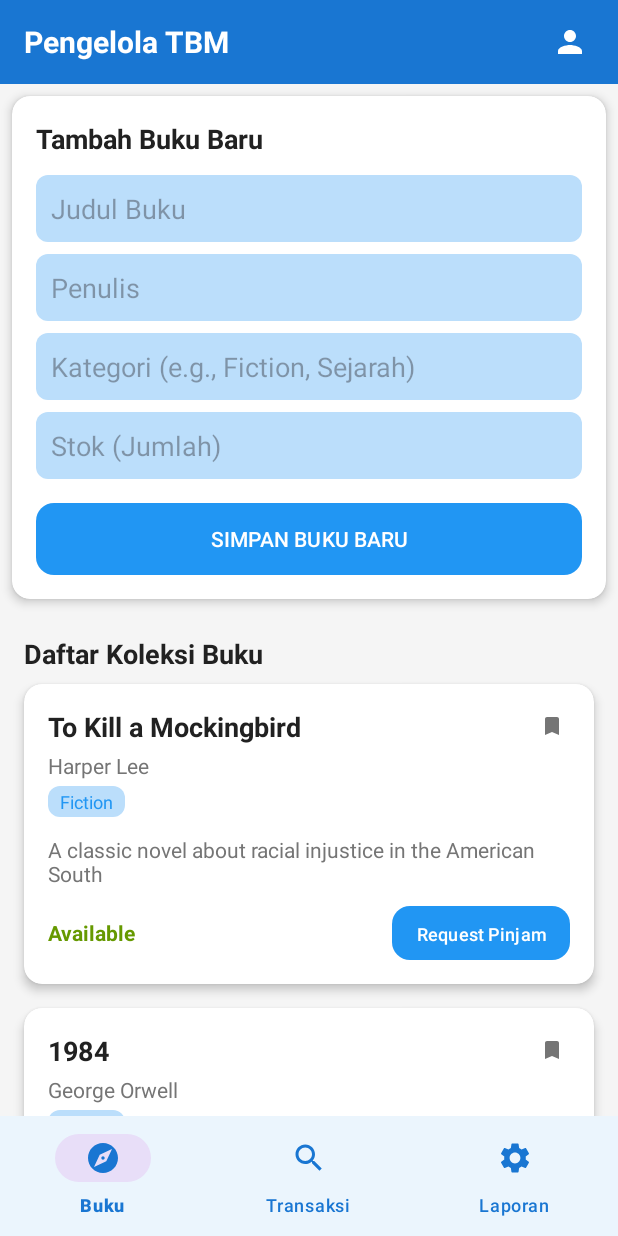
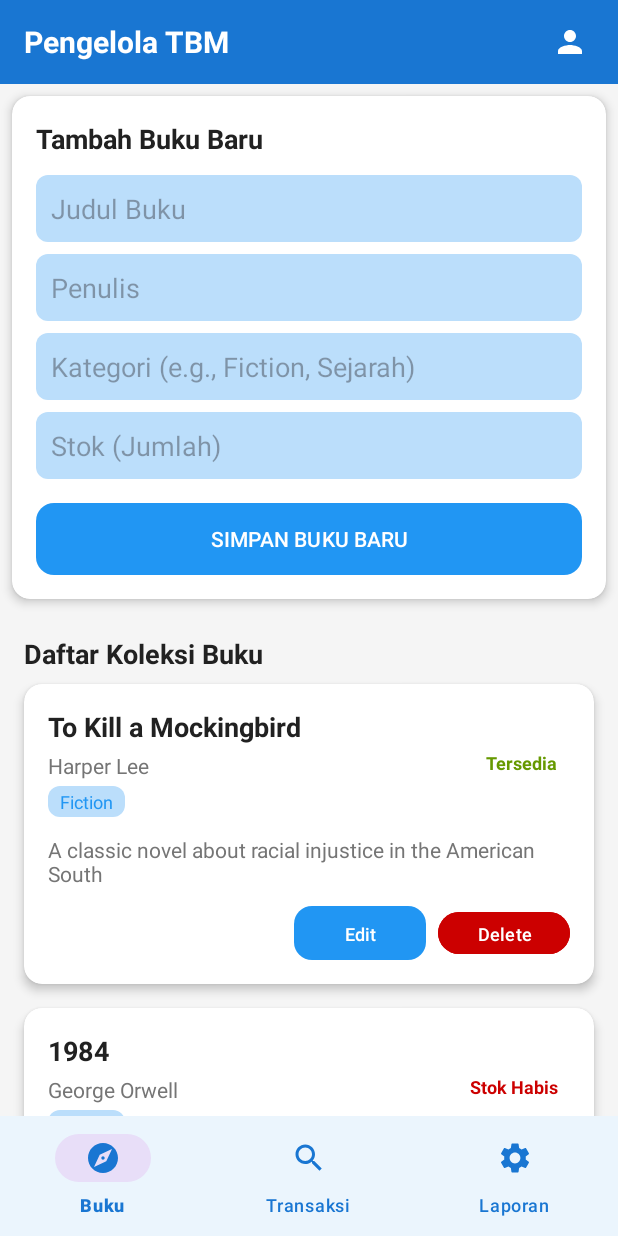
Before and after one commit to CaffeinatedR4t/Project_TamanBacaan, an Android app: the BookManagementFragment screen opened directly, with no data from a screen before it, after a tap on "SIMPAN BUKU BARU", on a phone screen of 412 x 824 dp. Run offline under Robolectric (Android 15) with nearby library versions, the phone set to English and light mode, and no system bars.

Commit message:
Bisa Edit dan Delete Buku

```diff
--- a/app/src/main/AndroidManifest.xml
+++ b/app/src/main/AndroidManifest.xml
@@ -49,6 +49,8 @@
             android:exported="false"
             android:theme="@style/Base.Theme.TamanBacaan" />
 
+        <activity android:name=".activities.EditBookActivity" />
+
         <!-- VerificationActivity -->
         <activity android:name=".activities.VerificationActivity"
             android:exported="false"
--- /dev/null
+++ b/app/src/main/java/com/project/tamanbacaan/adapters/AdminBookAdapter.kt
@@ -0,0 +1,77 @@
+package com.caffeinatedr4t.tamanbacaan.adapters
+
+import android.content.Intent
+import android.view.LayoutInflater
+import android.view.View
+import android.view.ViewGroup
+import android.widget.Button
+import android.widget.TextView
+import androidx.core.content.ContextCompat
+import androidx.recyclerview.widget.RecyclerView
+import com.caffeinatedr4t.tamanbacaan.R
+import com.caffeinatedr4t.tamanbacaan.activities.EditBookActivity
+import com.caffeinatedr4t.tamanbacaan.models.Book
+import com.caffeinatedr4t.tamanbacaan.utils.Constants
+
+class AdminBookAdapter(
+    private val books: List<Book>,
+    private val onDeleteClick: (Book) -> Unit
+) : RecyclerView.Adapter<AdminBookAdapter.AdminBookViewHolder>() {
+
+    override fun onCreateViewHolder(parent: ViewGroup, viewType: Int): AdminBookViewHolder {
+        val view = LayoutInflater.from(parent.context)
+            .inflate(R.layout.item_admin_book, parent, false)
+        return AdminBookViewHolder(view)
+    }
+
+    override fun onBindViewHolder(holder: AdminBookViewHolder, position: Int) {
+        holder.bind(books[position])
+    }
+
+    override fun getItemCount(): Int = books.size
+
+    inner class AdminBookViewHolder(itemView: View) : RecyclerView.ViewHolder(itemView) {
+        private val bookTitle: TextView = itemView.findViewById(R.id.bookTitle)
+        private val bookAuthor: TextView = itemView.findViewById(R.id.bookAuthor)
+        private val bookDescription: TextView = itemView.findViewById(R.id.bookDescription)
+        private val bookCategory: TextView = itemView.findViewById(R.id.bookCategory)
+        private val stockStatus: TextView = itemView.findViewById(R.id.stockStatus)
+        private val btnEdit: Button = itemView.findViewById(R.id.btnEdit)
+        private val btnDelete: Button = itemView.findViewById(R.id.btnDelete)
+
+        fun bind(book: Book) {
+            bookTitle.text = book.title
+            bookAuthor.text = book.author
+            bookDescription.text = book.description
+            bookCategory.text = book.category
+
+            // Display stock status
+            val stockText = when {
+                book.isBorrowed -> "Dipinjam"
+                book.isAvailable -> "Tersedia"
+                else -> "Stok Habis"
+            }
+
+            val stockColor = when {
+                book.isBorrowed -> android.R.color.holo_orange_dark
+                book.isAvailable -> android.R.color.holo_green_dark
+                else -> android.R.color.holo_red_dark
+            }
+
+            stockStatus.text = stockText
+            stockStatus.setTextColor(ContextCompat.getColor(itemView.context, stockColor))
+
+            // Edit button click - Navigate to EditBookActivity
+            btnEdit.setOnClickListener {
+                val intent = Intent(itemView.context, EditBookActivity::class.java)
+                intent.putExtra(Constants.EXTRA_BOOK_ID, book.id)
+                itemView.context.startActivity(intent)
+            }
+
+            // Delete button click
+            btnDelete.setOnClickListener {
+                onDeleteClick(book)
+            }
+        }
+    }
+}
--- a/app/src/main/java/com/project/tamanbacaan/fragments/admin/BookManagementFragment.kt
+++ b/app/src/main/java/com/project/tamanbacaan/fragments/admin/BookManagementFragment.kt
@@ -1,5 +1,7 @@
 package com.caffeinatedr4t.tamanbacaan.fragments.admin
 
+import android.app.Activity
+import android.content.Intent
 import android.os.Bundle
 import android.view.LayoutInflater
 import android.view.View
@@ -8,18 +10,22 @@ import android.widget.Button
 import android.widget.EditText
 import android.widget.TextView
 import android.widget.Toast
+import androidx.activity.result.contract.ActivityResultContracts
+import androidx.appcompat.app.AlertDialog
 import androidx.fragment.app.Fragment
 import androidx.recyclerview.widget.LinearLayoutManager
 import androidx.recyclerview.widget.RecyclerView
 import com.caffeinatedr4t.tamanbacaan.R
-import com.caffeinatedr4t.tamanbacaan.adapters.BookAdapter
+import com.caffeinatedr4t.tamanbacaan.activities.EditBookActivity
+import com.caffeinatedr4t.tamanbacaan.adapters.AdminBookAdapter
 import com.caffeinatedr4t.tamanbacaan.data.BookRepository
 import com.caffeinatedr4t.tamanbacaan.models.Book
+import com.caffeinatedr4t.tamanbacaan.utils.Constants
 
 class BookManagementFragment : Fragment() {
 
     private lateinit var recyclerView: RecyclerView
-    private lateinit var bookAdapter: BookAdapter
+    private lateinit var bookAdapter: AdminBookAdapter
     private val booksList = mutableListOf<Book>()
 
     // Form Views
@@ -30,7 +36,14 @@ class BookManagementFragment : Fragment() {
     private lateinit var etStock: EditText
     private lateinit var btnSaveBook: Button
 
-    private var bookToEdit: Book? = null // Untuk menyimpan buku yang sedang diedit
+    // Activity Result Launcher untuk refresh data setelah edit
+    private val editBookLauncher = registerForActivityResult(
+        ActivityResultContracts.StartActivityForResult()
+    ) { result ->
+        if (result.resultCode == Activity.RESULT_OK) {
+            loadBooks() // Refresh list setelah edit
+        }
+    }
 
     override fun onCreateView(
         inflater: LayoutInflater, container: ViewGroup?, savedInstanceState: Bundle?
@@ -55,12 +68,18 @@ class BookManagementFragment : Fragment() {
         setupFormListeners()
     }
 
+    override fun onResume() {
+        super.onResume()
+        // Refresh list ketika kembali ke fragment ini
+        loadBooks()
+    }
+
     private fun setupRecyclerView() {
-        // Menggunakan BookAdapter yang sama, tetapi dengan fungsi klik Admin
-        bookAdapter = BookAdapter(booksList) { book ->
-            // Ketika buku diklik di Admin, mulai mode edit
-            startEditMode(book)
-        }
+        // Menggunakan AdminBookAdapter dengan callback untuk Delete saja
+        bookAdapter = AdminBookAdapter(
+            books = booksList,
+            onDeleteClick = { book -> showDeleteConfirmation(book) }
+        )
 
         recyclerView.apply {
             layoutManager = LinearLayoutManager(context)
@@ -76,58 +95,53 @@ class BookManagementFragment : Fragment() {
 
     private fun setupFormListeners() {
         btnSaveBook.setOnClickListener {
-            saveBook()
+            saveNewBook()
         }
-        // Admin bisa klik item_book untuk mengedit
     }
 
-    private fun startEditMode(book: Book) {
-        bookToEdit = book
-        formTitle.text = "Edit Buku: ${book.title}"
-        etTitle.setText(book.title)
-        etAuthor.setText(book.author)
-        etCategory.setText(book.category)
-        // Simulasi Stok: Ambil isAvailable (true/false) menjadi Stok 1/0 untuk demo CRUD
-        etStock.setText(if (book.isAvailable) "1" else "0")
-        btnSaveBook.text = "SIMPAN PERUBAHAN"
+    private fun showDeleteConfirmation(book: Book) {
+        AlertDialog.Builder(requireContext())
+            .setTitle("Hapus Buku")
+            .setMessage("Apakah Anda yakin ingin menghapus '${book.title}'?\n\nData buku akan dihapus permanen.")
+            .setPositiveButton("Hapus") { _, _ ->
+                deleteBook(book)
+            }
+            .setNegativeButton("Batal") { dialog, _ ->
+                dialog.dismiss()
+            }
+            .create()
+            .show()
     }
 
-    private fun saveBook() {
+    private fun saveNewBook() {
         val title = etTitle.text.toString().trim()
         val author = etAuthor.text.toString().trim()
         val category = etCategory.text.toString().trim()
         val stock = etStock.text.toString().toIntOrNull() ?: 0
 
-        if (title.isEmpty() || author.isEmpty() || stock < 0) {
-            Toast.makeText(context, "Judul, Penulis, dan Stok harus valid.", Toast.LENGTH_SHORT).show()
+        if (title.isEmpty() || author.isEmpty()) {
+            Toast.makeText(context, "Judul dan Penulis harus diisi.", Toast.LENGTH_SHORT).show()
             return
         }
 
-        if (bookToEdit != null) {
-            // UPDATE Logic
-            val updatedBook = bookToEdit!!.copy(
-                title = title,
-                author = author,
-                category = category,
-                isAvailable = stock > 0,
-                description = bookToEdit!!.description // Pertahankan deskripsi lama
-            )
-            BookRepository.updateBook(updatedBook)
-            Toast.makeText(context, "Buku berhasil diupdate!", Toast.LENGTH_SHORT).show()
-        } else {
+        if (stock < 0) {
+            Toast.makeText(context, "Stok tidak boleh negatif.", Toast.LENGTH_SHORT).show()
+            return
+        }
+
         // CREATE Logic
         val newBook = Book(
             id = "", // ID akan diisi oleh Repository
             title = title,
             author = author,
-                category = category,
+            category = category.ifEmpty { "Uncategorized" },
             isAvailable = stock > 0,
-                description = "Deskripsi default dari Admin.",
+            description = "Deskripsi buku akan diisi melalui halaman edit.",
             coverUrl = ""
         )
+
         BookRepository.addBook(newBook)
-            Toast.makeText(context, "Buku baru berhasil ditambahkan!", Toast.LENGTH_SHORT).show()
-        }
+        Toast.makeText(context, "Buku baru '$title' berhasil ditambahkan!", Toast.LENGTH_SHORT).show()
 
         // Reset UI
         loadBooks()
@@ -135,7 +149,6 @@ class BookManagementFragment : Fragment() {
     }
 
     private fun resetForm() {
-        bookToEdit = null
         formTitle.text = "Tambah Buku Baru"
         etTitle.text.clear()
         etAuthor.text.clear()
@@ -144,9 +157,7 @@ class BookManagementFragment : Fragment() {
         btnSaveBook.text = "SIMPAN BUKU BARU"
     }
 
-    // Fungsionalitas Delete
-    // (Dalam implementasi nyata, tombol Delete harus ada di item RecyclerView Admin)
-    fun deleteBook(book: Book) {
+    private fun deleteBook(book: Book) {
         if (BookRepository.deleteBook(book.id)) {
             Toast.makeText(context, "'${book.title}' berhasil dihapus.", Toast.LENGTH_SHORT).show()
             loadBooks()
--- /dev/null
+++ b/app/src/main/res/layout/item_admin_book.xml
@@ -0,0 +1,115 @@
+<?xml version="1.0" encoding="utf-8"?>
+<androidx.cardview.widget.CardView xmlns:android="http://schemas.android.com/apk/res/android"
+    xmlns:app="http://schemas.android.com/apk/res-auto"
+    android:layout_width="match_parent"
+    android:layout_height="wrap_content"
+    android:layout_margin="8dp"
+    app:cardCornerRadius="12dp"
+    app:cardElevation="4dp"
+    app:cardBackgroundColor="@color/card_background">
+
+    <LinearLayout
+        android:layout_width="match_parent"
+        android:layout_height="wrap_content"
+        android:orientation="vertical"
+        android:padding="16dp">
+
+        <!-- Book Header -->
+        <LinearLayout
+            android:layout_width="match_parent"
+            android:layout_height="wrap_content"
+            android:orientation="horizontal"
+            android:layout_marginBottom="12dp">
+
+            <LinearLayout
+                android:layout_width="0dp"
+                android:layout_height="wrap_content"
+                android:layout_weight="1"
+                android:orientation="vertical">
+
+                <TextView
+                    android:id="@+id/bookTitle"
+                    android:layout_width="wrap_content"
+                    android:layout_height="wrap_content"
+                    android:text="Book Title"
+                    android:textColor="@color/text_primary"
+                    android:textSize="18sp"
+                    android:textStyle="bold" />
+
+                <TextView
+                    android:id="@+id/bookAuthor"
+                    android:layout_width="wrap_content"
+                    android:layout_height="wrap_content"
+                    android:text="Author Name"
+                    android:textColor="@color/text_secondary"
+                    android:textSize="14sp"
+                    android:layout_marginTop="4dp" />
+
+                <TextView
+                    android:id="@+id/bookCategory"
+                    android:layout_width="wrap_content"
+                    android:layout_height="wrap_content"
+                    android:text="Category"
+                    android:textColor="@color/primary_blue"
+                    android:textSize="12sp"
+                    android:layout_marginTop="4dp"
+                    android:background="@drawable/category_background"
+                    android:paddingHorizontal="8dp"
+                    android:paddingVertical="2dp" />
+            </LinearLayout>
+
+            <!-- Stock Status -->
+            <TextView
+                android:id="@+id/stockStatus"
+                android:layout_width="wrap_content"
+                android:layout_height="wrap_content"
+                android:text="Stock: 1"
+                android:textSize="12sp"
+                android:textStyle="bold"
+                android:textColor="@color/success_green"
+                android:layout_gravity="center_vertical"
+                android:paddingHorizontal="8dp" />
+        </LinearLayout>
+
+        <!-- Book Description -->
+        <TextView
+            android:id="@+id/bookDescription"
+            android:layout_width="match_parent"
+            android:layout_height="wrap_content"
+            android:text="Book description..."
+            android:textColor="@color/text_secondary"
+            android:textSize="14sp"
+            android:layout_marginBottom="12dp"
+            android:maxLines="2"
+            android:ellipsize="end" />
+
+        <!-- Admin Action Buttons -->
+        <LinearLayout
+            android:layout_width="match_parent"
+            android:layout_height="wrap_content"
+            android:orientation="horizontal"
+            android:gravity="end">
+
+            <Button
+                android:id="@+id/btnEdit"
+                android:layout_width="wrap_content"
+                android:layout_height="36dp"
+                android:text="Edit"
+                android:textSize="12sp"
+                android:background="@drawable/button_primary"
+                android:textColor="@color/white"
+                android:paddingHorizontal="20dp"
+                android:layout_marginEnd="8dp" />
+
+            <Button
+                android:id="@+id/btnDelete"
+                android:layout_width="wrap_content"
+                android:layout_height="36dp"
+                android:text="Delete"
+                android:textSize="12sp"
+                android:backgroundTint="@android:color/holo_red_dark"
+                android:textColor="@color/white"
+                android:paddingHorizontal="20dp" />
+        </LinearLayout>
+    </LinearLayout>
+</androidx.cardview.widget.CardView>
```
Also changed, not shown: app/src/main/java/com/project/tamanbacaan/fragments/admin/EditBookActivity.kt (added, +159 -0 lines), app/src/main/res/layout/activity_edit_book.xml (added, +126 -0 lines). Lines whose indentation alone changed are shown as unchanged.
